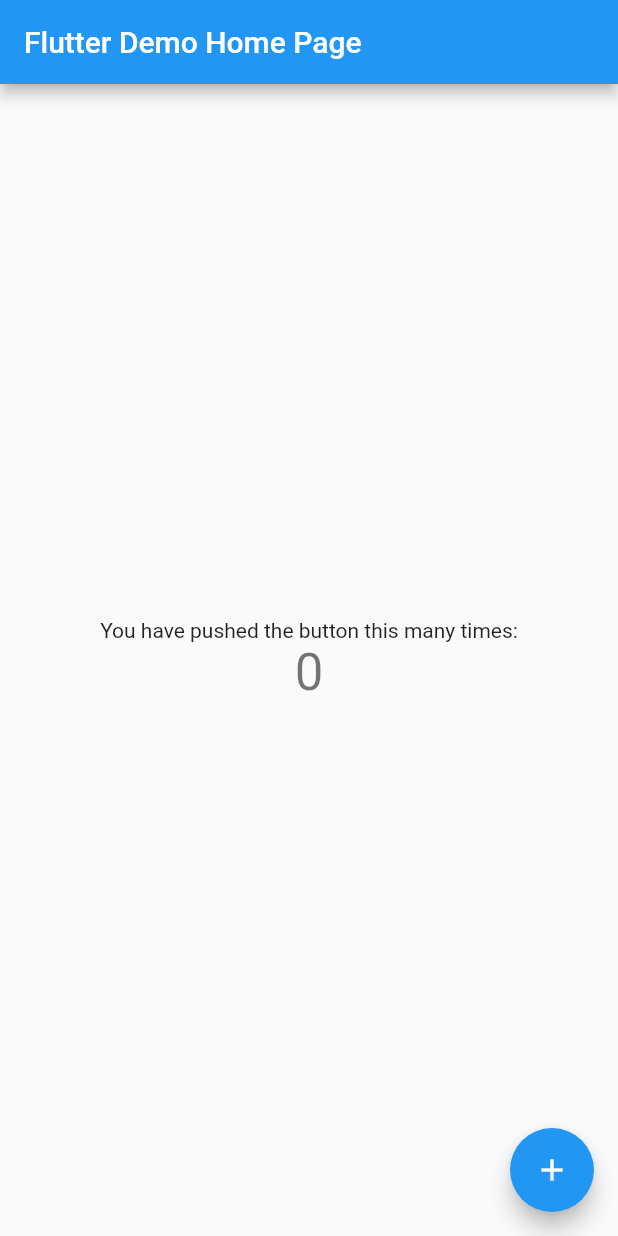
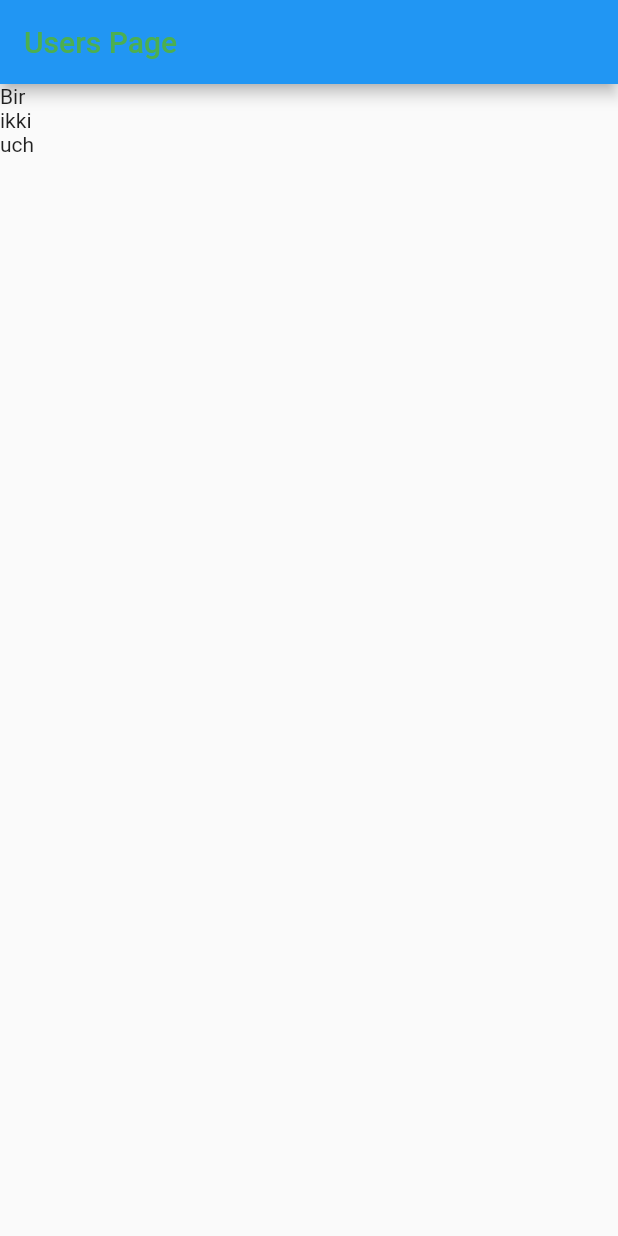
Before and after one commit to AbdullohRazzoqov/cubit_example, a Flutter app: the screen it shows after launch, on a phone screen of 412 x 824 dp. Run offline on Flutter 3.47's test engine with Material 2 defaults, Android fonts, the phone set to English and light mode, and no system bars; our stand-ins replace flutter_bloc.

Commit message:
Cubit example

```diff
--- /dev/null
+++ b/lib/cubit/users_cubit.dart
@@ -0,0 +1,19 @@
+import 'package:cubit_example/cubit/users_state.dart';
+import 'package:flutter_bloc/flutter_bloc.dart';
+
+class UsersCubit extends Cubit<UsersState> {
+  UsersCubit() : super(UsersInitial()) {
+    getUsers();
+  }
+
+  Future<void> getUsers() async {
+    try {
+      emit(UsersLoading());
+      await Future.delayed(const Duration(seconds: 3));
+      final res = await Future.value(["Bir", "ikki", "uch"]);
+      emit(UsersComplete(res));
+    } catch (e) {
+      emit(UsersError("Malumot yo'q"));
+    }
+  }
+}
--- /dev/null
+++ b/lib/cubit/users_cubit_view.dart
@@ -0,0 +1,55 @@
+import 'package:cubit_example/cubit/users_cubit.dart';
+import 'package:cubit_example/cubit/users_state.dart';
+import 'package:flutter/material.dart';
+import 'package:flutter_bloc/flutter_bloc.dart';
+
+class UsersView extends StatefulWidget {
+  const UsersView({super.key});
+
+  @override
+  State<UsersView> createState() => _UsersViewState();
+}
+
+class _UsersViewState extends State<UsersView> {
+  @override
+  Widget build(BuildContext context) {
+    return BlocProvider(
+      create: (_) => UsersCubit(),
+      child: myScaffold(),
+    );
+  }
+
+  Scaffold myScaffold() {
+    return Scaffold(
+      body: BlocConsumer<UsersCubit,UsersState>(
+          builder: (context, state) {
+            if (state is UsersInitial) {
+              return const Center(
+                child: Text("Initial..."),
+              );
+            } else if (state is UsersLoading) {
+              return const Center(
+                child: CircularProgressIndicator.adaptive(),
+              );
+            } else if (state is UsersComplete) {
+              return ListView.builder(
+                itemBuilder: (context, index) {
+                  return Text(state.response[index]);
+                },
+                itemCount: state.response.length,
+              );
+            } else {
+              return const Center(
+                child: Text("ERROR"),
+              );
+            }
+          },
+          listener: (context, style) {}),
+      appBar: AppBar(
+          title: const Text(
+        "Users Page",
+        style: TextStyle(color: Colors.green),
+      )),
+    );
+  }
+}
--- /dev/null
+++ b/lib/cubit/users_state.dart
@@ -0,0 +1,36 @@
+//! Equality => ikkita classni bir biriga tenglashtirish
+//? birinchi classdan olingan instance ikkinchi classdan olingan instance bilan tenglashtira olmaymiz
+//? tenglashtirish uchun (tengmi) Equality ishlatish kerak
+
+
+import 'package:flutter/foundation.dart';
+
+abstract class UsersState {
+  UsersState();
+}
+
+class UsersInitial extends UsersState {
+  UsersInitial();
+}
+
+class UsersLoading extends UsersState {
+  UsersLoading();
+}
+
+class UsersComplete extends UsersState {
+  final List<String> response;
+  UsersComplete(this.response);
+  @override
+  bool operator == (Object o){
+    if(identical(this, o)) return true;
+
+    return o is UsersComplete && listEquals(o.response, response);
+  }
+  @override
+  int get hashCode => response.hashCode;
+}
+
+class UsersError extends UsersState {
+  final String errorMassage;
+  UsersError(this.errorMassage);
+}
--- a/lib/main.dart
+++ b/lib/main.dart
@@ -1,3 +1,12 @@
+//! Cubit Blocning mukammallashtirilgan varianti
+//! Blocda ikkita, Cubitda esa uchta stat bilan boshqariladi
+
+///? Cubitda 3 ta state(sahifa) bo'ladi
+///?1 UI qismi uchun, 2. Statelarni boshqarish uchun, 3. Cubit qismi uchun
+
+//! Bloc Cubit - Lazy  O'zimiz ishga tushurishni kutadi
+
+import 'package:cubit_example/cubit/users_cubit_view.dart';
 import 'package:flutter/material.dart';
 
 void main() {
@@ -7,109 +16,13 @@ void main() {
 class MyApp extends StatelessWidget {
   const MyApp({super.key});
 
-  // This widget is the root of your application.
   @override
   Widget build(BuildContext context) {
-    return MaterialApp(
-      title: 'Flutter Demo',
+    return MaterialApp(debugShowCheckedModeBanner: false,
       theme: ThemeData(
-        // This is the theme of your application.
-        //
-        // Try running your application with "flutter run". You'll see the
-        // application has a blue toolbar. Then, without quitting the app, try
-        // changing the primarySwatch below to Colors.green and then invoke
-        // "hot reload" (press "r" in the console where you ran "flutter run",
-        // or simply save your changes to "hot reload" in a Flutter IDE).
-        // Notice that the counter didn't reset back to zero; the application
-        // is not restarted.
         primarySwatch: Colors.blue,
       ),
-      home: const MyHomePage(title: 'Flutter Demo Home Page'),
+      home:const  UsersView(),
     );
   }
 }
-
-class MyHomePage extends StatefulWidget {
-  const MyHomePage({super.key, required this.title});
-
-  // This widget is the home page of your application. It is stateful, meaning
-  // that it has a State object (defined below) that contains fields that affect
-  // how it looks.
-
-  // This class is the configuration for the state. It holds the values (in this
-  // case the title) provided by the parent (in this case the App widget) and
-  // used by the build method of the State. Fields in a Widget subclass are
-  // always marked "final".
-
-  final String title;
-
-  @override
-  State<MyHomePage> createState() => _MyHomePageState();
-}
-
-class _MyHomePageState extends State<MyHomePage> {
-  int _counter = 0;
-
-  void _incrementCounter() {
-    setState(() {
-      // This call to setState tells the Flutter framework that something has
-      // changed in this State, which causes it to rerun the build method below
-      // so that the display can reflect the updated values. If we changed
-      // _counter without calling setState(), then the build method would not be
-      // called again, and so nothing would appear to happen.
-      _counter++;
-    });
-  }
-
-  @override
-  Widget build(BuildContext context) {
-    // This method is rerun every time setState is called, for instance as done
-    // by the _incrementCounter method above.
-    //
-    // The Flutter framework has been optimized to make rerunning build methods
-    // fast, so that you can just rebuild anything that needs updating rather
-    // than having to individually change instances of widgets.
-    return Scaffold(
-      appBar: AppBar(
-        // Here we take the value from the MyHomePage object that was created by
-        // the App.build method, and use it to set our appbar title.
-        title: Text(widget.title),
-      ),
-      body: Center(
-        // Center is a layout widget. It takes a single child and positions it
-        // in the middle of the parent.
-        child: Column(
-          // Column is also a layout widget. It takes a list of children and
-          // arranges them vertically. By default, it sizes itself to fit its
-          // children horizontally, and tries to be as tall as its parent.
-          //
-          // Invoke "debug painting" (press "p" in the console, choose the
-          // "Toggle Debug Paint" action from the Flutter Inspector in Android
-          // Studio, or the "Toggle Debug Paint" command in Visual Studio Code)
-          // to see the wireframe for each widget.
-          //
-          // Column has various properties to control how it sizes itself and
-          // how it positions its children. Here we use mainAxisAlignment to
-          // center the children vertically; the main axis here is the vertical
-          // axis because Columns are vertical (the cross axis would be
-          // horizontal).
-          mainAxisAlignment: MainAxisAlignment.center,
-          children: <Widget>[
-            const Text(
-              'You have pushed the button this many times:',
-            ),
-            Text(
-              '$_counter',
-              style: Theme.of(context).textTheme.headline4,
-            ),
-          ],
-        ),
-      ),
-      floatingActionButton: FloatingActionButton(
-        onPressed: _incrementCounter,
-        tooltip: 'Increment',
-        child: const Icon(Icons.add),
-      ), // This trailing comma makes auto-formatting nicer for build methods.
-    );
-  }
-}
--- a/pubspec.yaml
+++ b/pubspec.yaml
@@ -36,6 +36,8 @@ dependencies:
   # The following adds the Cupertino Icons font to your application.
   # Use with the CupertinoIcons class for iOS style icons.
   cupertino_icons: ^1.0.2
+  flutter_bloc: ^8.1.1
+  equatable: ^2.0.5
 
 dev_dependencies:
   flutter_test:
```
Also changed, not shown: lib/screen/home.dart (added), pubspec.lock.
